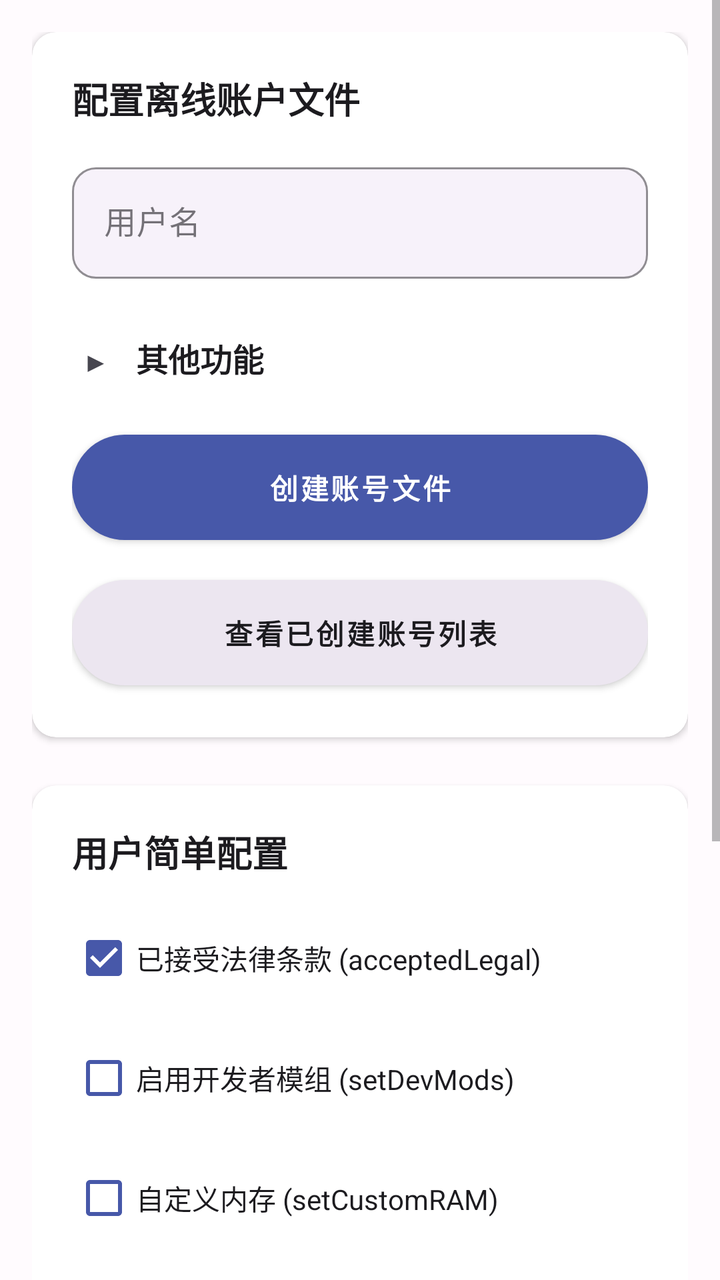
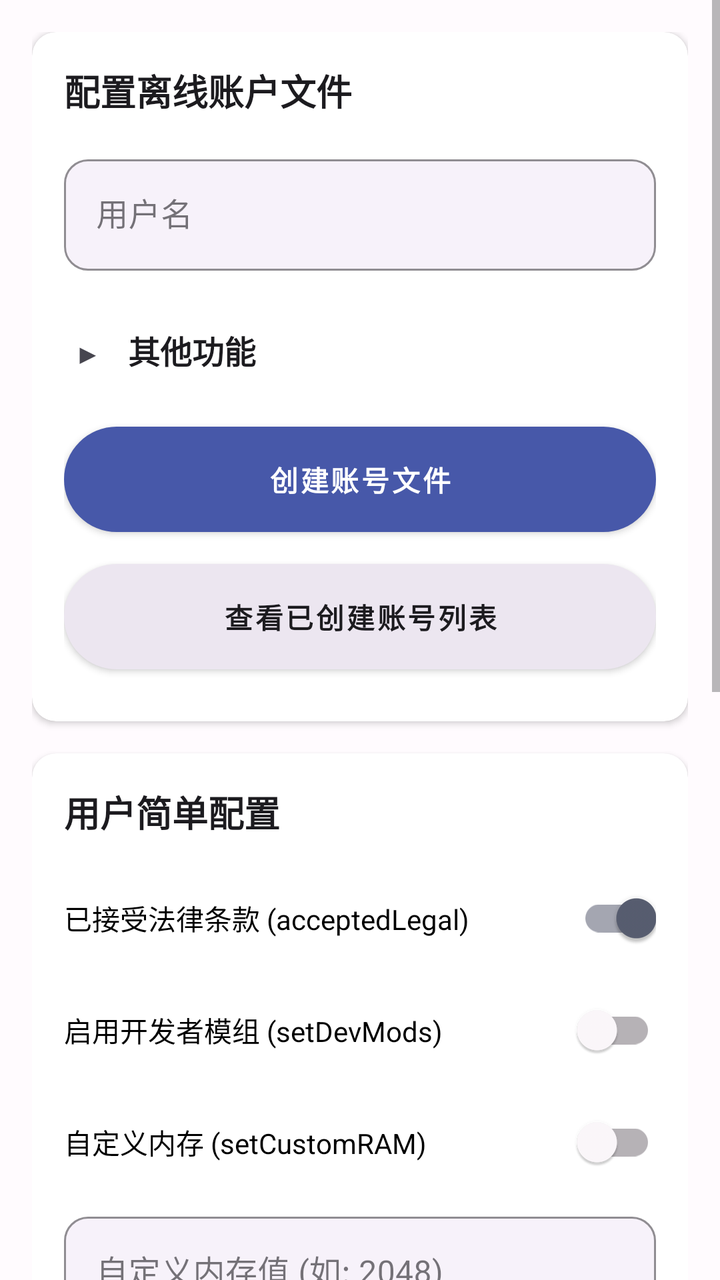

Two renders of the same Android screen: before a commit and after it. Below are the layout's source before the change and the commit's diff.
<!-- AndroidManifest.xml: activity theme Theme.QcofA -->
<!-- res/layout/activity_main.xml -->
<?xml version="1.0" encoding="utf-8"?>
<ScrollView xmlns:android="http://schemas.android.com/apk/res/android"
    xmlns:app="http://schemas.android.com/apk/res-auto"
    android:layout_width="match_parent"
    android:layout_height="match_parent"
    android:background="@color/surface">

    <LinearLayout
        android:layout_width="match_parent"
        android:layout_height="wrap_content"
        android:orientation="vertical"
        android:padding="16dp">



        
        <androidx.cardview.widget.CardView
            android:layout_width="match_parent"
            android:layout_height="wrap_content"
            app:cardCornerRadius="12dp"
            app:cardElevation="2dp"
            app:cardBackgroundColor="@color/surface_container_lowest"
            android:layout_marginBottom="24dp">

            <LinearLayout
                android:layout_width="match_parent"
                android:layout_height="wrap_content"
                android:orientation="vertical"
                android:padding="20dp">

                
                <TextView
                    android:layout_width="match_parent"
                    android:layout_height="wrap_content"
                    android:text="配置离线账户文件"
                    android:textSize="18sp"
                    android:textStyle="bold"
                    android:textColor="@color/on_surface"
                    android:layout_marginBottom="16dp" />

                
                <com.google.android.material.textfield.TextInputLayout
                    android:layout_width="match_parent"
                    android:layout_height="wrap_content"
                    android:layout_marginBottom="16dp"
                    style="@style/Widget.QcofA.TextInputLayout"
                    app:boxBackgroundColor="@color/surface_container_low">

                    <com.google.android.material.textfield.TextInputEditText
                        android:id="@+id/usernameInput"
                        android:layout_width="match_parent"
                        android:layout_height="wrap_content"
                        android:hint="用户名"
                        android:textColor="@color/on_surface"
                        android:textSize="16sp" />
                </com.google.android.material.textfield.TextInputLayout>

                
                <LinearLayout
                    android:id="@+id/expandableSectionHeader"
                    android:layout_width="match_parent"
                    android:layout_height="wrap_content"
                    android:orientation="horizontal"
                    android:paddingVertical="12dp"
                    android:clickable="true"
                    android:focusable="true"
                    android:background="?attr/selectableItemBackground"
                    android:layout_marginBottom="8dp">

                    
                    <TextView
                        android:id="@+id/expandIndicator"
                        android:layout_width="24dp"
                        android:layout_height="24dp"
                        android:text="▶"
                        android:textSize="14sp"
                        android:textColor="@color/on_surface_variant"
                        android:gravity="center"
                        android:layout_marginEnd="8dp" />

                    
                    <TextView
                        android:layout_width="wrap_content"
                        android:layout_height="wrap_content"
                        android:text="其他功能"
                        android:textSize="16sp"
                        android:textColor="@color/on_surface"
                        android:textStyle="bold" />
                </LinearLayout>

                
                <LinearLayout
                    android:id="@+id/expandableSection"
                    android:layout_width="match_parent"
                    android:layout_height="wrap_content"
                    android:orientation="vertical"
                    android:visibility="gone">

                    
                    <com.google.android.material.textfield.TextInputLayout
                        android:layout_width="match_parent"
                        android:layout_height="wrap_content"
                        android:layout_marginBottom="16dp"
                        style="@style/Widget.QcofA.TextInputLayout"
                        app:boxBackgroundColor="@color/surface_container_low">

                        <com.google.android.material.textfield.TextInputEditText
                            android:id="@+id/customUuidInput"
                            android:layout_width="match_parent"
                            android:layout_height="wrap_content"
                            android:hint="自定义UUID (留空则自动生成)"
                            android:textColor="@color/on_surface"
                            android:textSize="16sp" />
                    </com.google.android.material.textfield.TextInputLayout>

                    
                    <TextView
                        android:layout_width="match_parent"
                        android:layout_height="wrap_content"
                        android:text="用户类型"
                        android:textSize="14sp"
                        android:textColor="@color/on_surface_variant"
                        android:layout_marginBottom="8dp" />

                    <Spinner
                        android:id="@+id/userTypeSpinner"
                        android:layout_width="match_parent"
                        android:layout_height="48dp"
                        android:layout_marginBottom="16dp"
                        android:background="@drawable/spinner_background"
                        android:paddingStart="16dp"
                        android:paddingEnd="16dp" />

                    
                    <TextView
                        android:id="@+id/uuidDisplay"
                        android:layout_width="match_parent"
                        android:layout_height="wrap_content"
                        android:layout_marginBottom="20dp"
                        android:text="UUID: "
                        android:textSize="14sp"
                        android:textColor="@color/on_surface"
                        android:textIsSelectable="true"
                        android:background="@color/surface_container"
                        android:padding="12dp"
                        android:typeface="monospace" />
                </LinearLayout>

                
                <com.google.android.material.button.MaterialButton
                    android:id="@+id/createAccountBtn"
                    android:layout_width="match_parent"
                    android:layout_height="wrap_content"
                    android:minHeight="48dp"
                    android:text="创建账号文件"
                    style="@style/Widget.QcofA.Button"
                    android:layout_marginBottom="8dp" />

                <com.google.android.material.button.MaterialButton
                    android:id="@+id/viewAccountsBtn"
                    android:layout_width="match_parent"
                    android:layout_height="wrap_content"
                    android:minHeight="48dp"
                    android:text="查看已创建账号列表"
                    style="@style/Widget.QcofA.Button"
                    app:backgroundTint="@color/surface_container_high"
                    android:textColor="@color/on_surface" />

            </LinearLayout>
        </androidx.cardview.widget.CardView>

        
        <androidx.cardview.widget.CardView
            android:layout_width="match_parent"
            android:layout_height="wrap_content"
            app:cardCornerRadius="12dp"
            app:cardElevation="2dp"
            app:cardBackgroundColor="@color/surface_container_lowest"
            android:layout_marginBottom="24dp">

            <LinearLayout
                android:layout_width="match_parent"
                android:layout_height="wrap_content"
                android:orientation="vertical"
                android:padding="20dp">

                
                <TextView
                    android:layout_width="match_parent"
                    android:layout_height="wrap_content"
                    android:text="用户简单配置"
                    android:textSize="18sp"
                    android:textStyle="bold"
                    android:textColor="@color/on_surface"
                    android:layout_marginBottom="16dp" />

                
                <com.google.android.material.checkbox.MaterialCheckBox
                    android:id="@+id/legalCheck"
                    android:layout_width="match_parent"
                    android:layout_height="wrap_content"
                    android:text="已接受法律条款 (acceptedLegal)"
                    android:checked="true"
                    style="@style/Widget.QcofA.CheckBox"
                    android:layout_marginBottom="12dp" />

                <com.google.android.material.checkbox.MaterialCheckBox
                    android:id="@+id/devModsCheck"
                    android:layout_width="match_parent"
                    android:layout_height="wrap_content"
                    android:text="启用开发者模组 (setDevMods)"
                    style="@style/Widget.QcofA.CheckBox"
                    android:layout_marginBottom="12dp" />

                <com.google.android.material.checkbox.MaterialCheckBox
                    android:id="@+id/customRamCheck"
                    android:layout_width="match_parent"
                    android:layout_height="wrap_content"
                    android:text="自定义内存 (setCustomRAM)"
                    style="@style/Widget.QcofA.CheckBox"
                    android:layout_marginBottom="12dp" />

                
                <com.google.android.material.textfield.TextInputLayout
                    android:layout_width="match_parent"
                    android:layout_height="wrap_content"
                    android:layout_marginBottom="12dp"
                    style="@style/Widget.QcofA.TextInputLayout"
                    app:boxBackgroundColor="@color/surface_container_low">

                    <com.google.android.material.textfield.TextInputEditText
                        android:id="@+id/ramValueInput"
                        android:layout_width="match_parent"
                        android:layout_height="wrap_content"
                        android:hint="自定义内存值 (如: 2048)"
                        android:inputType="number"
                        android:textColor="@color/on_surface"
                        android:textSize="16sp" />
                </com.google.android.material.textfield.TextInputLayout>

                <com.google.android.material.checkbox.MaterialCheckBox
                    android:id="@+id/demoModeCheck"
                    android:layout_width="match_parent"
                    android:layout_height="wrap_content"
                    android:text="演示模式 (isDemoMode)"
                    style="@style/Widget.QcofA.CheckBox"
                    android:layout_marginBottom="20dp" />

                
                <com.google.android.material.button.MaterialButton
                    android:id="@+id/saveConfigBtn"
                    android:layout_width="match_parent"
                    android:layout_height="wrap_content"
                    android:minHeight="48dp"
                    android:text="保存配置文件"
                    style="@style/Widget.QcofA.Button"
                    android:layout_marginBottom="8dp" />

                <com.google.android.material.button.MaterialButton
                    android:id="@+id/manualInstallJreBtn"
                    android:layout_width="match_parent"
                    android:layout_height="wrap_content"
                    android:minHeight="48dp"
                    android:text="手动安装JRE Runtime"
                    style="@style/Widget.QcofA.Button"
                    app:backgroundTint="@color/surface_container_high"
                    android:textColor="@color/on_surface" />

            </LinearLayout>
        </androidx.cardview.widget.CardView>

    </LinearLayout>
</ScrollView>
<!-- resources referenced by this layout -->
<resources>
  <color name="on_surface">#1C1B1F</color>
  <color name="on_surface_variant">#47464F</color>
  <color name="surface">#FFFBFE</color>
  <color name="surface_container">#F2ECF4</color>
  <color name="surface_container_high">#ECE6F0</color>
  <color name="surface_container_low">#F7F2FA</color>
  <color name="surface_container_lowest">#FFFFFF</color>
  <!-- drawable spinner_background (drawable) -->
  <?xml version="1.0" encoding="utf-8"?>
  <shape xmlns:android="http://schemas.android.com/apk/res/android"
      android:shape="rectangle">
      <corners android:radius="12dp" />
      <stroke
          android:width="1dp"
          android:color="@color/outline_variant" />
      <solid android:color="@color/surface_container_low" />
  </shape>
  <style name="Widget.QcofA.Button" parent="Widget.MaterialComponents.Button">
          <item name="backgroundTint">@color/primary</item>
          <item name="android:textColor">@color/on_primary</item>
          <item name="cornerRadius">28dp</item>
          <item name="android:padding">16dp</item>
          <item name="android:textSize">14sp</item>
          <item name="android:textStyle">bold</item>
      </style>
  <style name="Widget.QcofA.CheckBox" parent="Widget.MaterialComponents.CompoundButton.CheckBox">
          <item name="buttonTint">@color/primary</item>
          <item name="android:textColor">@color/on_surface</item>
      </style>
  <style name="Widget.QcofA.TextInputLayout" parent="Widget.MaterialComponents.TextInputLayout.OutlinedBox">
          <item name="boxCornerRadiusBottomEnd">12dp</item>
          <item name="boxCornerRadiusBottomStart">12dp</item>
          <item name="boxCornerRadiusTopEnd">12dp</item>
          <item name="boxCornerRadiusTopStart">12dp</item>
          <item name="boxStrokeColor">@color/outline_variant</item>
          <item name="hintTextColor">@color/on_surface_variant</item>
      </style>
  <style name="Theme.QcofA" parent="Theme.QcofA.Material" />
  <color name="outline_variant">#CAC4D0</color>
  <color name="primary">#4758A9</color>
  <color name="on_primary">#FFFFFF</color>
  <style name="Theme.QcofA.Material" parent="Theme.MaterialComponents.DayNight.NoActionBar">
          
          <item name="colorPrimary">@color/primary</item>
          <item name="colorPrimaryVariant">@color/primary_dark</item>
          <item name="colorOnPrimary">@color/on_primary</item>
          
          
          <item name="colorSecondary">@color/secondary</item>
          <item name="colorSecondaryVariant">@color/secondary_container</item>
          <item name="colorOnSecondary">@color/on_secondary</item>
          
          
          <item name="android:statusBarColor">@color/surface_container_highest</item>
          <item name="android:windowBackground">@color/surface</item>
          <item name="colorSurface">@color/surface</item>
          <item name="colorOnSurface">@color/on_surface</item>
          
          
          <item name="android:colorBackground">@color/surface</item>
          <item name="android:colorForeground">@color/on_surface</item>
          
          
          <item name="colorError">@color/state_error</item>
          <item name="colorOnError">@color/white</item>
          
          
          <item name="materialButtonStyle">@style/Widget.QcofA.Button</item>
          <item name="textInputStyle">@style/Widget.QcofA.TextInputLayout</item>
      </style>
  <color name="primary_dark">#344293</color>
  <color name="secondary">#585E71</color>
  <color name="secondary_container">#DCE2F9</color>
  <color name="on_secondary">#FFFFFF</color>
  <color name="surface_container_highest">#E6E0EB</color>
  <color name="state_error">#BA1A1A</color>
  <color name="white">#FFFFFFFF</color>
</resources>

<!-- the commit's change to res/layout/activity_main.xml (unified diff, before → after) -->
@@ -10,8 +10,6 @@
         android:layout_height="wrap_content"
         android:orientation="vertical"
         android:padding="16dp">
-
-
 
         
         <androidx.cardview.widget.CardView
@@ -20,13 +18,13 @@
             app:cardCornerRadius="12dp"
             app:cardElevation="2dp"
             app:cardBackgroundColor="@color/surface_container_lowest"
-            android:layout_marginBottom="24dp">
+            android:layout_marginBottom="16dp">
 
             <LinearLayout
                 android:layout_width="match_parent"
                 android:layout_height="wrap_content"
                 android:orientation="vertical"
-                android:padding="20dp">
+                android:padding="16dp">
 
                 
                 <TextView
@@ -136,7 +134,7 @@
                         android:id="@+id/uuidDisplay"
                         android:layout_width="match_parent"
                         android:layout_height="wrap_content"
-                        android:layout_marginBottom="20dp"
+                        android:layout_marginBottom="16dp"
                         android:text="UUID: "
                         android:textSize="14sp"
                         android:textColor="@color/on_surface"
@@ -144,6 +142,24 @@
                         android:background="@color/surface_container"
                         android:padding="12dp"
                         android:typeface="monospace" />
+
+                    
+                    <TextView
+                        android:layout_width="match_parent"
+                        android:layout_height="wrap_content"
+                        android:text="界面风格"
+                        android:textSize="14sp"
+                        android:textColor="@color/on_surface_variant"
+                        android:layout_marginBottom="8dp" />
+
+                    <Spinner
+                        android:id="@+id/themeStyleSpinner"
+                        android:layout_width="match_parent"
+                        android:layout_height="48dp"
+                        android:layout_marginBottom="8dp"
+                        android:background="@drawable/spinner_background"
+                        android:paddingStart="16dp"
+                        android:paddingEnd="16dp" />
                 </LinearLayout>
 
                 
@@ -151,20 +167,21 @@
                     android:id="@+id/createAccountBtn"
                     android:layout_width="match_parent"
                     android:layout_height="wrap_content"
-                    android:minHeight="48dp"
+                    android:minHeight="40dp"
                     android:text="创建账号文件"
                     style="@style/Widget.QcofA.Button"
-                    android:layout_marginBottom="8dp" />
+                    android:layout_marginBottom="4dp" />
 
                 <com.google.android.material.button.MaterialButton
                     android:id="@+id/viewAccountsBtn"
                     android:layout_width="match_parent"
                     android:layout_height="wrap_content"
-                    android:minHeight="48dp"
+                    android:minHeight="40dp"
                     android:text="查看已创建账号列表"
                     style="@style/Widget.QcofA.Button"
                     app:backgroundTint="@color/surface_container_high"
-                    android:textColor="@color/on_surface" />
+                    android:textColor="@color/on_surface"
+                    android:layout_marginBottom="4dp" />
 
             </LinearLayout>
         </androidx.cardview.widget.CardView>
@@ -176,13 +193,13 @@
             app:cardCornerRadius="12dp"
             app:cardElevation="2dp"
             app:cardBackgroundColor="@color/surface_container_lowest"
-            android:layout_marginBottom="24dp">
+            android:layout_marginBottom="16dp">
 
             <LinearLayout
                 android:layout_width="match_parent"
                 android:layout_height="wrap_content"
                 android:orientation="vertical"
-                android:padding="20dp">
+                android:padding="16dp">
 
                 
                 <TextView
@@ -195,36 +212,33 @@
                     android:layout_marginBottom="16dp" />
 
                 
-                <com.google.android.material.checkbox.MaterialCheckBox
+                <com.google.android.material.switchmaterial.SwitchMaterial
                     android:id="@+id/legalCheck"
                     android:layout_width="match_parent"
                     android:layout_height="wrap_content"
                     android:text="已接受法律条款 (acceptedLegal)"
                     android:checked="true"
-                    style="@style/Widget.QcofA.CheckBox"
-                    android:layout_marginBottom="12dp" />
-
-                <com.google.android.material.checkbox.MaterialCheckBox
+                    android:layout_marginBottom="8dp" />
+
+                <com.google.android.material.switchmaterial.SwitchMaterial
                     android:id="@+id/devModsCheck"
                     android:layout_width="match_parent"
                     android:layout_height="wrap_content"
                     android:text="启用开发者模组 (setDevMods)"
-                    style="@style/Widget.QcofA.CheckBox"
-                    android:layout_marginBottom="12dp" />
-
-                <com.google.android.material.checkbox.MaterialCheckBox
+                    android:layout_marginBottom="8dp" />
+
+                <com.google.android.material.switchmaterial.SwitchMaterial
                     android:id="@+id/customRamCheck"
                     android:layout_width="match_parent"
                     android:layout_height="wrap_content"
                     android:text="自定义内存 (setCustomRAM)"
-                    style="@style/Widget.QcofA.CheckBox"
-                    android:layout_marginBottom="12dp" />
+                    android:layout_marginBottom="8dp" />
 
                 
                 <com.google.android.material.textfield.TextInputLayout
                     android:layout_width="match_parent"
                     android:layout_height="wrap_content"
-                    android:layout_marginBottom="12dp"
+                    android:layout_marginBottom="8dp"
                     style="@style/Widget.QcofA.TextInputLayout"
                     app:boxBackgroundColor="@color/surface_container_low">
 
@@ -238,29 +252,28 @@
                         android:textSize="16sp" />
                 </com.google.android.material.textfield.TextInputLayout>
 
-                <com.google.android.material.checkbox.MaterialCheckBox
+                <com.google.android.material.switchmaterial.SwitchMaterial
                     android:id="@+id/demoModeCheck"
                     android:layout_width="match_parent"
                     android:layout_height="wrap_content"
                     android:text="演示模式 (isDemoMode)"
-                    style="@style/Widget.QcofA.CheckBox"
-                    android:layout_marginBottom="20dp" />
+                    android:layout_marginBottom="12dp" />
 
                 
                 <com.google.android.material.button.MaterialButton
                     android:id="@+id/saveConfigBtn"
                     android:layout_width="match_parent"
                     android:layout_height="wrap_content"
-                    android:minHeight="48dp"
+                    android:minHeight="40dp"
                     android:text="保存配置文件"
                     style="@style/Widget.QcofA.Button"
-                    android:layout_marginBottom="8dp" />
+                    android:layout_marginBottom="4dp" />
 
                 <com.google.android.material.button.MaterialButton
                     android:id="@+id/manualInstallJreBtn"
                     android:layout_width="match_parent"
                     android:layout_height="wrap_content"
-                    android:minHeight="48dp"
+                    android:minHeight="40dp"
                     android:text="手动安装JRE Runtime"
                     style="@style/Widget.QcofA.Button"
                     app:backgroundTint="@color/surface_container_high"
@@ -269,5 +282,65 @@
             </LinearLayout>
         </androidx.cardview.widget.CardView>
 
+        
+        <androidx.cardview.widget.CardView
+            android:layout_width="match_parent"
+            android:layout_height="wrap_content"
+            app:cardCornerRadius="12dp"
+            app:cardElevation="2dp"
+            app:cardBackgroundColor="@color/surface_container_lowest"
+            android:layout_marginBottom="16dp">
+
+            <LinearLayout
+                android:layout_width="match_parent"
+                android:layout_height="wrap_content"
+                android:orientation="vertical"
+                android:padding="16dp">
+
+                
+                <TextView
+                    android:layout_width="match_parent"
+                    android:layout_height="wrap_content"
+                    android:text="版本管理"
+                    android:textSize="18sp"
+                    android:textStyle="bold"
+                    android:textColor="@color/on_surface"
+                    android:layout_marginBottom="16dp" />
+
+                <com.google.android.material.button.MaterialButton
+                    android:id="@+id/skinChangeBtn"
+                    android:layout_width="match_parent"
+                    android:layout_height="wrap_content"
+                    android:minHeight="48dp"
+                    android:text="皮肤更换"
+                    style="@style/Widget.QcofA.Button"
+                    app:backgroundTint="@color/surface_container_high"
+                    android:textColor="@color/on_surface"
+                    android:layout_marginBottom="4dp" />
+
+                <com.google.android.material.button.MaterialButton
+                    android:id="@+id/saveVersionListBtn"
+                    android:layout_width="match_parent"
+                    android:layout_height="wrap_content"
+                    android:minHeight="48dp"
+                    android:text="保存版本列表"
+                    style="@style/Widget.QcofA.Button"
+                    app:backgroundTint="@color/surface_container_high"
+                    android:textColor="@color/on_surface"
+                    android:layout_marginBottom="4dp" />
+
+                <TextView
+                    android:layout_width="match_parent"
+                    android:layout_height="wrap_content"
+                    android:text="此选项在您没有魔法上网时下载不到版本列表时才用得到"
+                    android:textSize="12sp"
+                    android:textColor="@color/on_surface_variant"
+                    android:gravity="center"
+                    android:layout_marginTop="4dp"
+                    android:layout_marginBottom="4dp" />
+
+            </LinearLayout>
+        </androidx.cardview.widget.CardView>
+
     </LinearLayout>
 </ScrollView>
<!-- resource entries referenced after the edit -->
@@ -24,10 +24,6 @@
           <item name="android:padding">16dp</item>
           <item name="android:textSize">14sp</item>
           <item name="android:textStyle">bold</item>
-      </style>
-  <style name="Widget.QcofA.CheckBox" parent="Widget.MaterialComponents.CompoundButton.CheckBox">
-          <item name="buttonTint">@color/primary</item>
-          <item name="android:textColor">@color/on_surface</item>
       </style>
   <style name="Widget.QcofA.TextInputLayout" parent="Widget.MaterialComponents.TextInputLayout.OutlinedBox">
           <item name="boxCornerRadiusBottomEnd">12dp</item>
